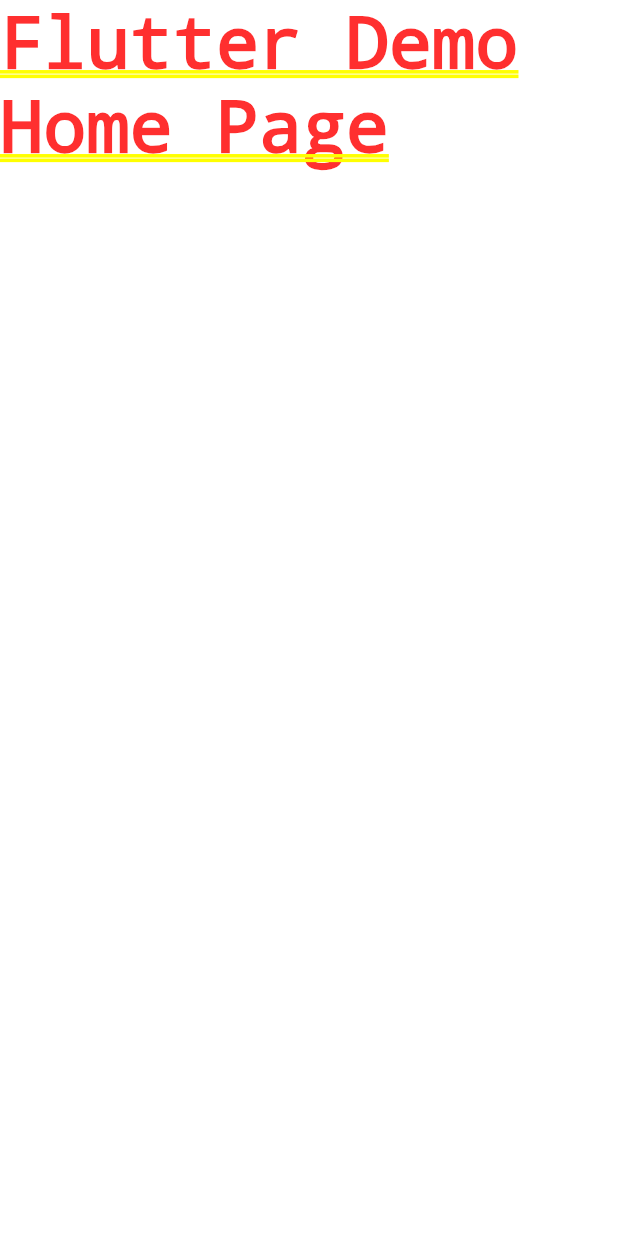
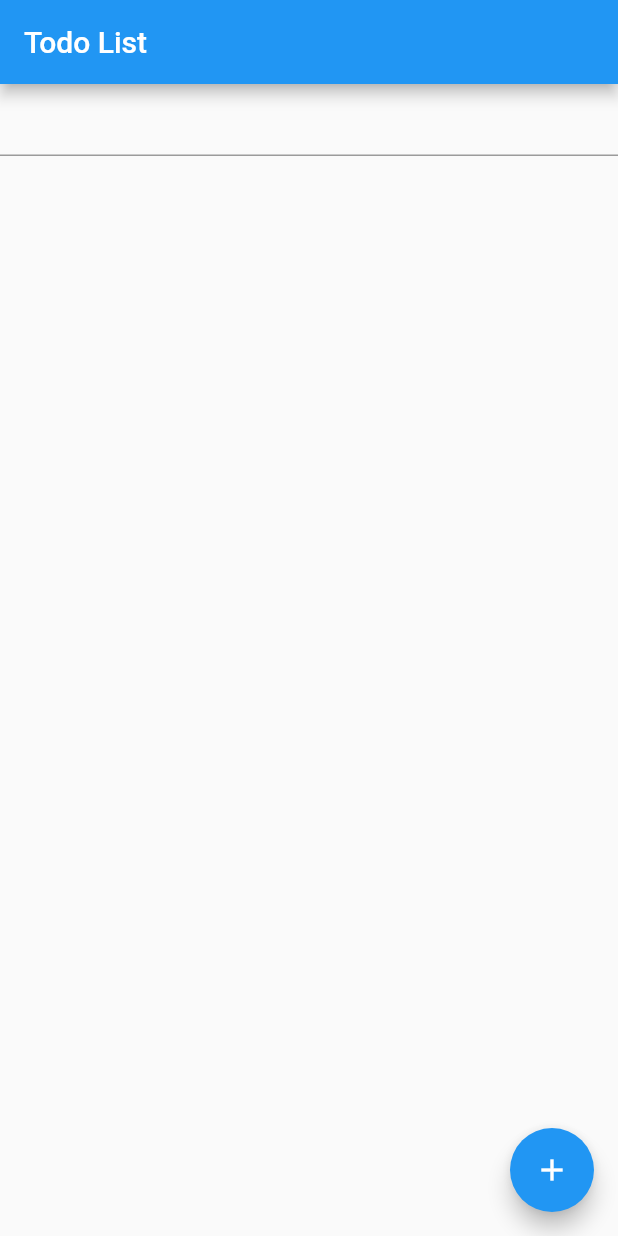
Before and after one commit to Smarpit-Singh/flutter_tdd_demo, a Flutter app: the screen it shows after launch, on a phone screen of 412 x 824 dp. Run offline on Flutter 3.47's test engine with Material 2 defaults, Android fonts, the phone set to English and light mode, and no system bars.

```diff
--- a/lib/main.dart
+++ b/lib/main.dart
@@ -1,20 +1,60 @@
 import 'package:flutter/material.dart';
 
-void main() {
-  runApp(MyApp());
+void main(){
+  runApp(TodoList());
 }
 
-class MyApp extends StatelessWidget {
-  // This widget is the root of your application.
+class TodoList extends StatefulWidget {
+  @override
+  _TodoListState createState() => _TodoListState();
+}
+
+class _TodoListState extends State<TodoList> {
+
+  static const _appTitle = 'Todo List';
+  final todos = <String>[];
+  final controller = TextEditingController();
+
   @override
   Widget build(BuildContext context) {
     return MaterialApp(
-      title: 'Flutter Demo',
-      theme: ThemeData(
+      title: _appTitle,
+      home: Scaffold(
+        appBar: AppBar(
+          title: Text(_appTitle),
+        ),
+        body: Column(
+          children: [
+            TextField(
+              controller: controller,
+            ),
+            Expanded(
+              child: ListView.builder(
+                itemCount: todos.length,
+                itemBuilder: (BuildContext context, int index) {
+                  final todo = todos[index];
 
-        primarySwatch: Colors.blue,
+                  return Dismissible(
+                    key: Key('$todo$index'),
+                    onDismissed: (direction) => todos.removeAt(index),
+                    child: ListTile(title: Text(todo)),
+                    background: Container(color: Colors.red),
+                  );
+                },
+              ),
+            ),
+          ],
+        ),
+        floatingActionButton: FloatingActionButton(
+          onPressed: () {
+            setState(() {
+              todos.add(controller.text);
+              controller.clear();
+            });
+          },
+          child: Icon(Icons.add),
+        ),
       ),
-      home: Text('Flutter Demo Home Page'),
     );
   }
 }
```
Also changed, not shown: lib/counter.dart (deleted, +0 -7 lines), 1 other file.
